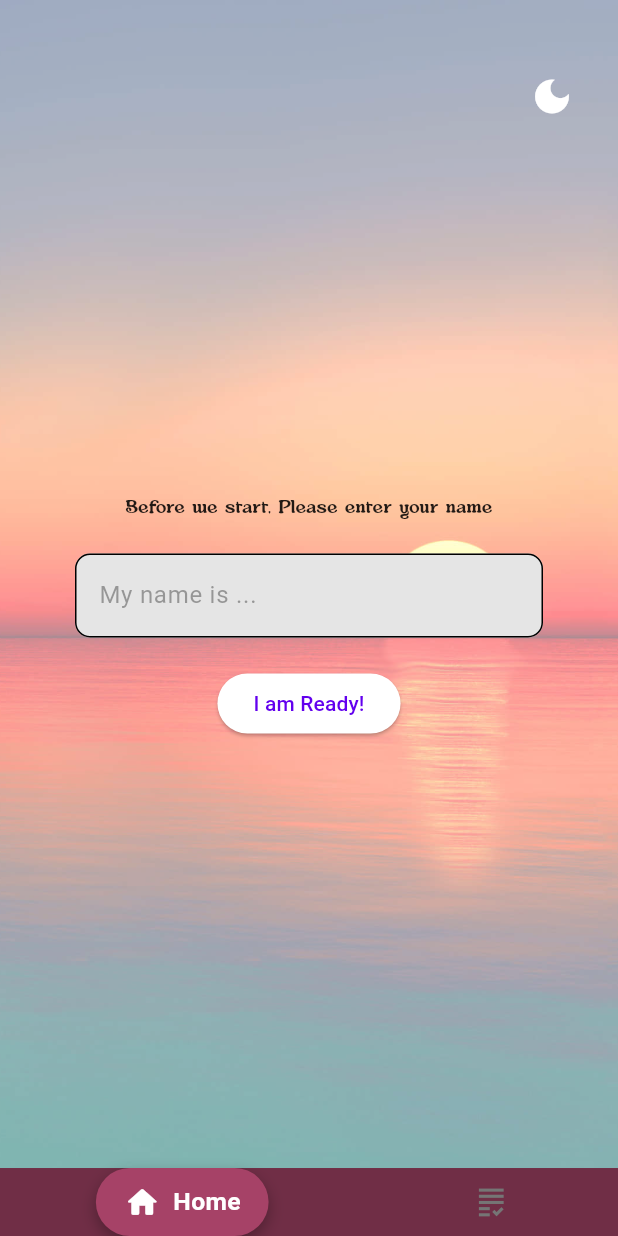
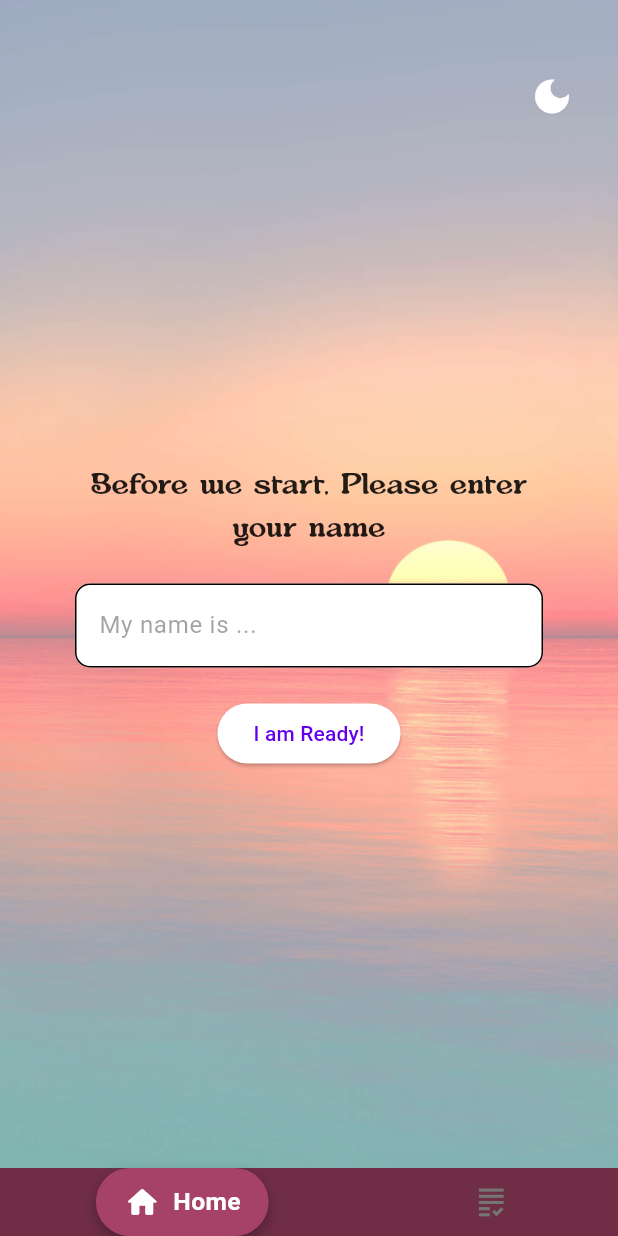
Before and after one commit to SILVERGOLDZ/UTS_LAB_PEMMOB, a Flutter app: the screen it shows after launch, on a phone screen of 412 x 824 dp. Run offline on Flutter 3.47's test engine with Material 3 defaults, Android fonts, the phone set to English and light mode, and no system bars; our stand-ins replace go_router.

Commit message:
style<theme>: Colors styling (#13)

```diff
--- a/lib/screens/home_page.dart
+++ b/lib/screens/home_page.dart
@@ -56,7 +56,7 @@ class HomePage extends StatelessWidget {
                   Text(
                     'Before we start, Please enter your name',
                     style: TextStyle(
-                      fontSize: screenSize * 0.03,
+                      fontSize: screenSize * 0.05,
                       fontFamily: 'Aloevera',
                       color:
                         isDark ? Colors.white : Colors.black87,
@@ -71,13 +71,13 @@ class HomePage extends StatelessWidget {
                         maxWidth: screenWidth > 600 ? 550 : double.infinity,
                       ),
                     child: TextField(
-                      decoration: const InputDecoration(
+                      decoration: InputDecoration(
                         labelText: 'My name is ...',
                         labelStyle: TextStyle(
-                          color: Color(0x80484848),
+                          color: isDark? Color(0x80E3E3E3) : Color(0x80484848),
                         ),
                         filled: true,
-                        fillColor: Color(0xffe5e5e5),
+                        fillColor: isDark ? Colors.black : const Color(0xffffffff),
                         border: OutlineInputBorder(
                           borderRadius: BorderRadius.all(Radius.circular(10)),
                         ),
@@ -87,6 +87,9 @@ class HomePage extends StatelessWidget {
                   ),
                   const SizedBox(height: 20),
                   ElevatedButton(
+                    style: ElevatedButton.styleFrom(
+                      backgroundColor: isDark ? Color(0xFF444444) : Colors.white,
+                    ),
                     onPressed: () {
                       context.pushNamed('quiz');
                     },
```
Also changed, not shown: lib/screens/quiz_page.dart (+4 -13 lines), lib/screens/score_page.dart (+38 -19 lines).
